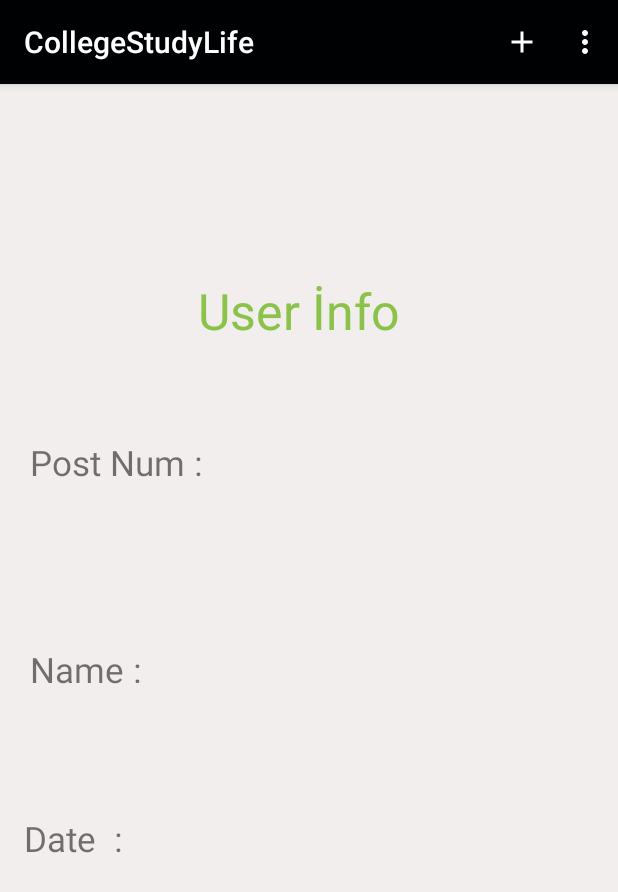
After one commit to AlaaShakko/CollegeApp, an Android app: the InfoActivity screen opened directly, with no data from a screen before it, on a phone screen of 412 x 824 dp. The commit adds this screen. Shown: the top 892 px of the screen. Run offline under Robolectric (Android 15) with nearby library versions, the phone set to English and light mode, and no system bars; our stand-ins replace Firebase (no records; nobody signed in at launch, a user with empty details on screens opened directly); 3 statements that could not run were skipped.

Commit message:
initial commit

```diff
--- a/app/src/main/AndroidManifest.xml
+++ b/app/src/main/AndroidManifest.xml
@@ -12,7 +12,8 @@
         android:roundIcon="@mipmap/ic_launcher_round"
         android:supportsRtl="true"
         android:theme="@style/AppTheme">
-        <activity android:name=".CommentActivity"></activity>
+        <activity android:name=".InfoActivity"></activity>
+        <activity android:name=".CommentActivity" />
         <activity
             android:name=".MainActivity"
             android:label="@string/app_name"
--- /dev/null
+++ b/app/src/main/java/com/example/ekene/blogzone/InfoActivity.java
@@ -0,0 +1,85 @@
+package com.example.ekene.blogzone;
+
+import android.icu.text.IDNA;
+import android.support.v7.app.AppCompatActivity;
+import android.os.Bundle;
+import android.content.Intent;
+import android.support.v7.app.AppCompatActivity;
+import android.os.Bundle;
+import android.util.Log;
+import android.view.Menu;
+import android.view.MenuItem;
+import android.widget.ArrayAdapter;
+import android.widget.TextView;
+
+import com.google.firebase.auth.FirebaseAuth;
+import com.google.firebase.auth.FirebaseUser;
+import com.google.firebase.database.DataSnapshot;
+import com.google.firebase.database.DatabaseError;
+import com.google.firebase.database.DatabaseReference;
+import com.google.firebase.database.FirebaseDatabase;
+import com.google.firebase.database.ValueEventListener;
+
+public class InfoActivity extends AppCompatActivity {
+    TextView num;
+    TextView name;
+    TextView date;
+
+    @Override
+    protected void onCreate(Bundle savedInstanceState) {
+        super.onCreate(savedInstanceState);
+        setContentView(R.layout.activity_info);
+
+        num = (TextView) findViewById(R.id.num);
+        name = (TextView) findViewById(R.id.name);
+        date = (TextView) findViewById(R.id.date);
+
+        FirebaseAuth Maut = FirebaseAuth.getInstance();
+        FirebaseUser mCurrentUser = Maut.getCurrentUser();
+
+        DatabaseReference mDatabaseUsers = FirebaseDatabase.getInstance().getReference().child("Users").child(mCurrentUser.getUid());
+        mDatabaseUsers.addValueEventListener(new ValueEventListener() {
+            @Override
+            public void onDataChange(DataSnapshot dataSnapshot) {
+
+
+                String a = dataSnapshot.child("EVENT").getValue().toString();
+                String ab = dataSnapshot.child("Username").getValue().toString();
+                String abb = dataSnapshot.child("date").getValue().toString();
+
+                num.setText(a);
+                name.setText(ab);
+                date.setText(abb);
+            }
+
+            @Override
+            public void onCancelled(DatabaseError error) {
+                // Failed to read value
+
+            }
+        });
+    }
+    @Override
+    public boolean onCreateOptionsMenu (Menu menu){
+        // Inflate the menu; this adds items to the action bar if it is present.
+        getMenuInflater().inflate(R.menu.menu_main, menu);
+        return true;
+    }
+    @Override
+    public boolean onOptionsItemSelected (MenuItem item){
+        int id = item.getItemId();
+        if (id == R.id.info) {
+            startActivity(new Intent(InfoActivity.this, InfoActivity.class));
+        } else if (id == R.id.action_add) {
+            startActivity(new Intent(InfoActivity.this, PostActivity.class));
+        } else if (id == R.id.logout) {
+
+            Intent logouIntent = new Intent(InfoActivity.this, RegisterActivity.class);
+            logouIntent.addFlags(Intent.FLAG_ACTIVITY_CLEAR_TOP);
+            startActivity(logouIntent);
+        }
+
+
+        return super.onOptionsItemSelected(item);
+    }
+}
--- a/app/src/main/java/com/example/ekene/blogzone/MainActivity.java
+++ b/app/src/main/java/com/example/ekene/blogzone/MainActivity.java
@@ -166,8 +166,8 @@ public class MainActivity extends AppCompatActivity {
     @Override
     public boolean onOptionsItemSelected(MenuItem item) {
         int id = item.getItemId();
-        if (id == R.id.action_settings) {
-            return true;
+        if (id == R.id.info) {
+            startActivity(new Intent(MainActivity.this, InfoActivity.class));
         }
        else if (id == R.id.action_add) {
             startActivity(new Intent(MainActivity.this, PostActivity.class));
--- /dev/null
+++ b/app/src/main/res/layout/activity_info.xml
@@ -0,0 +1,114 @@
+<?xml version="1.0" encoding="utf-8"?>
+<android.support.constraint.ConstraintLayout xmlns:android="http://schemas.android.com/apk/res/android"
+    xmlns:app="http://schemas.android.com/apk/res-auto"
+    xmlns:tools="http://schemas.android.com/tools"
+    android:layout_width="match_parent"
+    android:layout_height="match_parent"
+    android:background="#A9EEE9E9"
+    tools:context=".InfoActivity">
+
+
+    <TextView
+        android:id="@+id/textView2"
+        android:layout_width="192dp"
+        android:layout_height="60dp"
+        android:layout_marginStart="20dp"
+        android:layout_marginLeft="20dp"
+        android:layout_marginTop="144dp"
+        android:gravity="center|left"
+        android:text="Post Num :"
+        android:textSize="23sp"
+        app:layout_constraintBottom_toBottomOf="parent"
+        app:layout_constraintStart_toStartOf="parent"
+        app:layout_constraintTop_toTopOf="parent"
+        app:layout_constraintVertical_bias="0.14" />
+
+    <TextView
+        android:id="@+id/textView4"
+        android:layout_width="192dp"
+        android:layout_height="60dp"
+        android:layout_marginStart="20dp"
+        android:layout_marginLeft="20dp"
+        android:gravity="center|left"
+        android:text="Name :"
+        android:textSize="23sp"
+        app:layout_constraintBottom_toBottomOf="parent"
+        app:layout_constraintStart_toStartOf="parent"
+        app:layout_constraintTop_toBottomOf="@+id/textView2"
+        app:layout_constraintVertical_bias="0.183" />
+
+    <TextView
+        android:id="@+id/textView6"
+        android:layout_width="192dp"
+        android:layout_height="60dp"
+        android:layout_marginStart="16dp"
+        android:layout_marginLeft="16dp"
+        android:gravity="center|left"
+        android:text="Date  :"
+        android:textSize="23sp"
+        app:layout_constraintBottom_toBottomOf="parent"
+        app:layout_constraintStart_toStartOf="parent"
+        app:layout_constraintTop_toBottomOf="@+id/textView4"
+        app:layout_constraintVertical_bias="0.183" />
+
+    <TextView
+        android:id="@+id/num"
+        android:layout_width="158dp"
+        android:layout_height="57dp"
+        android:layout_marginTop="160dp"
+        android:layout_marginEnd="16dp"
+        android:layout_marginRight="16dp"
+        android:gravity="center|left"
+        android:textSize="23sp"
+        app:layout_constraintBottom_toBottomOf="parent"
+        app:layout_constraintEnd_toEndOf="parent"
+        app:layout_constraintHorizontal_bias="0.771"
+        app:layout_constraintStart_toEndOf="@+id/textView2"
+        app:layout_constraintTop_toTopOf="parent"
+        app:layout_constraintVertical_bias="0.112" />
+
+    <TextView
+        android:id="@+id/name"
+        android:layout_width="158dp"
+        android:layout_height="57dp"
+        android:layout_marginEnd="24dp"
+        android:layout_marginRight="24dp"
+        android:gravity="center|left"
+        android:textSize="23sp"
+        app:layout_constraintBottom_toBottomOf="parent"
+        app:layout_constraintEnd_toEndOf="parent"
+        app:layout_constraintHorizontal_bias="1.0"
+        app:layout_constraintStart_toEndOf="@+id/textView4"
+        app:layout_constraintTop_toBottomOf="@+id/num"
+        app:layout_constraintVertical_bias="0.187" />
+
+    <TextView
+        android:id="@+id/date"
+        android:layout_width="158dp"
+        android:layout_height="57dp"
+        android:layout_marginEnd="24dp"
+        android:layout_marginRight="24dp"
+        android:gravity="center|left"
+        android:textSize="23sp"
+        app:layout_constraintBottom_toBottomOf="parent"
+        app:layout_constraintEnd_toEndOf="parent"
+        app:layout_constraintHorizontal_bias="1.0"
+        app:layout_constraintStart_toEndOf="@+id/textView6"
+        app:layout_constraintTop_toBottomOf="@+id/name"
+        app:layout_constraintVertical_bias="0.205" />
+
+    <TextView
+        android:id="@+id/textView5"
+        android:layout_width="189dp"
+        android:layout_height="51dp"
+        android:gravity="center"
+        android:text="User İnfo"
+        android:textColor="#8BC34A"
+        android:textSize="33sp"
+        app:layout_constraintBottom_toBottomOf="parent"
+        app:layout_constraintEnd_toEndOf="parent"
+        app:layout_constraintHorizontal_bias="0.471"
+        app:layout_constraintStart_toStartOf="parent"
+        app:layout_constraintTop_toTopOf="parent"
+        app:layout_constraintVertical_bias="0.175" />
+</android.support.constraint.ConstraintLayout>
--- a/app/src/main/res/menu/menu_main.xml
+++ b/app/src/main/res/menu/menu_main.xml
@@ -3,9 +3,14 @@
     xmlns:tools="http://schemas.android.com/tools"
     tools:context="com.example.ekene.blogzone.MainActivity">
     <item
-        android:id="@+id/action_settings"
+        android:id="@+id/history"
         android:orderInCategory="100"
-        android:title="@string/action_settings"
+        android:title="History"
+        app:showAsAction="never" />
+    <item
+        android:id="@+id/info"
+        android:orderInCategory="100"
+        android:title="Information"
         app:showAsAction="never" />
     <item
         android:id="@+id/action_add"
```
Also changed, not shown: app/src/main/java/com/example/ekene/blogzone/CommentActivity.java (added, +161 -0 lines), app/src/main/java/com/example/ekene/blogzone/Comments.java (added, +32 -0 lines), app/src/main/java/com/example/ekene/blogzone/WelcomeFragment.java (added, +18 -0 lines), app/src/main/res/layout/activity_comment.xml (added, +50 -0 lines), app/src/main/res/layout/all_comments_layout.xml (added, +50 -0 lines), app/src/main/res/layout/welcome_fragment.xml (added, +23 -0 lines), app/src/main/res/drawable/dislike.png (added), app/src/main/res/drawable/einstein.jpg (added), app/src/main/res/drawable/like.png (added), app/src/main/res/drawable/lowres.jpg (added).
